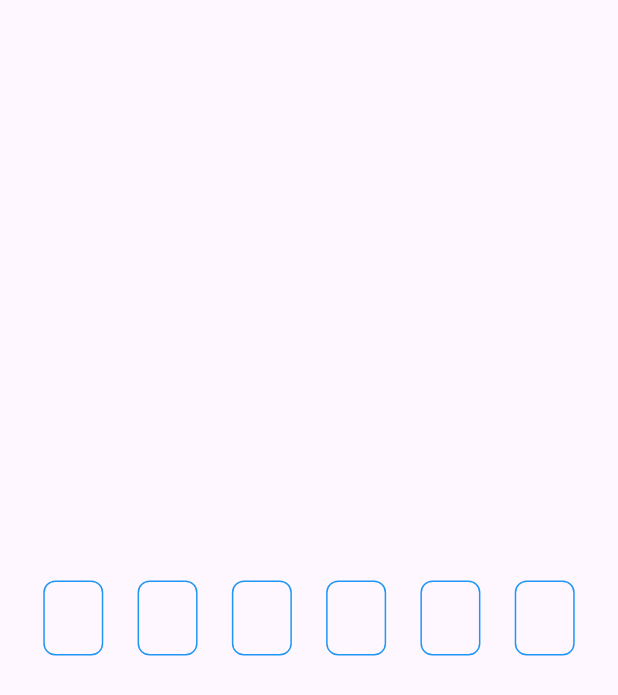
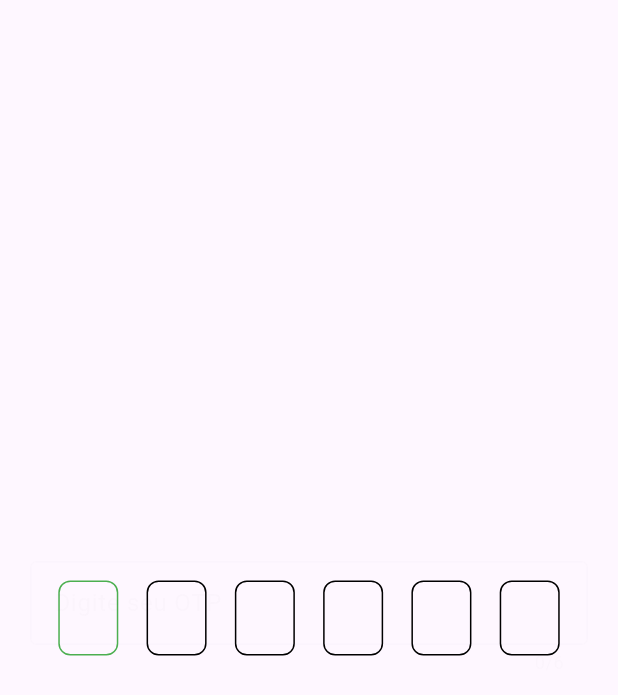
Before and after one commit to alyssontrugilio/otp, a Flutter app: the screen it shows after launch, on a phone screen of 412 x 824 dp. Shown: the top 695 px of the screen. Run offline on Flutter 3.47's test engine with Material 3 defaults, Android fonts, the phone set to English and light mode, and no system bars.

Commit message:
melhorado otp

```diff
--- a/lib/otp_input_widget.dart
+++ b/lib/otp_input_widget.dart
@@ -1,60 +1,5 @@
 import 'package:flutter/material.dart';
-import 'package:flutter/widgets.dart';
-
-class OTPInputWidget extends StatefulWidget {
-  final TextEditingController controller;
-
-  const OTPInputWidget({super.key, required this.controller});
-
-  @override
-  OTPInputWidgetState createState() => OTPInputWidgetState();
-}
-
-class OTPInputWidgetState extends State<OTPInputWidget> {
-  @override
-  void initState() {
-    super.initState();
-    widget.controller.addListener(_updateOTP);
-  }
-
-  @override
-  void dispose() {
-    widget.controller.removeListener(_updateOTP);
-    super.dispose();
-  }
-
-  void _updateOTP() {
-    setState(() {});
-  }
-
-  @override
-  Widget build(BuildContext context) {
-    return Row(
-      mainAxisAlignment: MainAxisAlignment.spaceEvenly,
-      children: List.generate(6, (index) {
-        return _buildOTPDigit(index);
-      }),
-    );
-  }
-
-  Widget _buildOTPDigit(int index) {
-    return Container(
-      width: 40,
-      height: 50,
-      alignment: Alignment.center,
-      decoration: BoxDecoration(
-        border: Border.all(color: Colors.blue),
-        borderRadius: BorderRadius.circular(8),
-      ),
-      child: Text(
-        widget.controller.text.length > index
-            ? widget.controller.text[index]
-            : '',
-        style: const TextStyle(fontSize: 24),
-      ),
-    );
-  }
-}
+import 'package:flutter/services.dart';
 
 class OTPInputScreen extends StatelessWidget {
   final TextEditingController _controller = TextEditingController();
@@ -63,27 +8,25 @@ class OTPInputScreen extends StatelessWidget {
 
   @override
   Widget build(BuildContext context) {
-    final FocusNode focusNode = FocusNode();
     return Scaffold(
       body: Center(
-        child: SizedBox(
-          width: 400,
-          child: MouseRegion(
-            cursor: MaterialStateMouseCursor.textable,
+        child: Padding(
+          padding: const EdgeInsets.all(20.0),
+          child: SizedBox(
+            width: 400,
             child: GestureDetector(
               onTap: () {
-                focusNode.requestFocus();
+                FocusScope.of(context).requestFocus(FocusNode());
               },
               child: Stack(
                 alignment: Alignment.center,
                 children: [
                   OTPInputWidget(controller: _controller),
-                  Visibility(
-                    visible: false,
-                    maintainState: true,
+                  Opacity(
+                    opacity:
+                        0.01, // Praticamente invisível, mas ainda funcional
                     child: TextField(
                       controller: _controller,
-                      focusNode: focusNode,
                       keyboardType: TextInputType.number,
                       maxLength: 6,
                       decoration: const InputDecoration(
@@ -91,9 +34,9 @@ class OTPInputScreen extends StatelessWidget {
                         hintText: 'Digite seu OTP',
                       ),
                       style: const TextStyle(
-                          color: Colors
-                              .transparent), // Oculta o texto do TextField.
-                      cursorColor: Colors.transparent,
+                        color: Colors.transparent,
+                      ),
+                      cursorColor: Colors.black,
                       enableInteractiveSelection: false,
                       onChanged: (value) {
                         if (value.length == 6) {
@@ -111,3 +54,99 @@ class OTPInputScreen extends StatelessWidget {
     );
   }
 }
+
+class OTPInputWidget extends StatefulWidget {
+  final TextEditingController controller;
+
+  const OTPInputWidget({super.key, required this.controller});
+
+  @override
+  OTPInputWidgetState createState() => OTPInputWidgetState();
+}
+
+class OTPInputWidgetState extends State<OTPInputWidget> {
+  final List<FocusNode> _focusNodes = List.generate(6, (index) => FocusNode());
+  final List<TextEditingController> _controllers =
+      List.generate(6, (index) => TextEditingController());
+  final List<bool> _isFocused = List.generate(6, (index) => false);
+
+  @override
+  void initState() {
+    super.initState();
+    widget.controller.addListener(_updateOTP);
+    for (int i = 0; i < _focusNodes.length; i++) {
+      _focusNodes[i].addListener(() {
+        setState(() {
+          _isFocused[i] = _focusNodes[i].hasFocus;
+        });
+      });
+    }
+  }
+
+  @override
+  void dispose() {
+    widget.controller.removeListener(_updateOTP);
+    for (var focusNode in _focusNodes) {
+      focusNode.dispose();
+    }
+    super.dispose();
+  }
+
+  void _updateOTP() {
+    setState(() {
+      final text = widget.controller.text;
+      for (int i = 0; i < _controllers.length; i++) {
+        if (i < text.length) {
+          _controllers[i].text = text[i];
+        } else {
+          _controllers[i].clear();
+        }
+      }
+    });
+  }
+
+  @override
+  Widget build(BuildContext context) {
+    return Row(
+      mainAxisAlignment: MainAxisAlignment.spaceEvenly,
+      children: List.generate(6, (index) {
+        return _buildOTPDigit(index);
+      }),
+    );
+  }
+
+  Widget _buildOTPDigit(int index) {
+    final isNextDigit = widget.controller.text.length == index;
+    final isFocused = _isFocused[index];
+    return AnimatedContainer(
+      duration: const Duration(milliseconds: 300),
+      width: 40,
+      height: 50,
+      alignment: Alignment.center,
+      decoration: BoxDecoration(
+        border: Border.all(
+          color: isFocused || isNextDigit ? Colors.green : Colors.black,
+        ),
+        borderRadius: BorderRadius.circular(8),
+      ),
+      child: TextFormField(
+        controller: _controllers[index],
+        focusNode: _focusNodes[index],
+        decoration: const InputDecoration(border: InputBorder.none),
+        inputFormatters: [
+          LengthLimitingTextInputFormatter(1),
+        ],
+        textAlign: TextAlign.center,
+        keyboardType: TextInputType.number,
+        showCursor: true,
+        onChanged: (value) {
+          if (value.isNotEmpty && index < 5) {
+            FocusScope.of(context).requestFocus(_focusNodes[index + 1]);
+          } else if (value.isEmpty && index > 0) {
+            FocusScope.of(context).requestFocus(_focusNodes[index - 1]);
+          }
+        },
+      ),
+    );
+  }
+}
```
